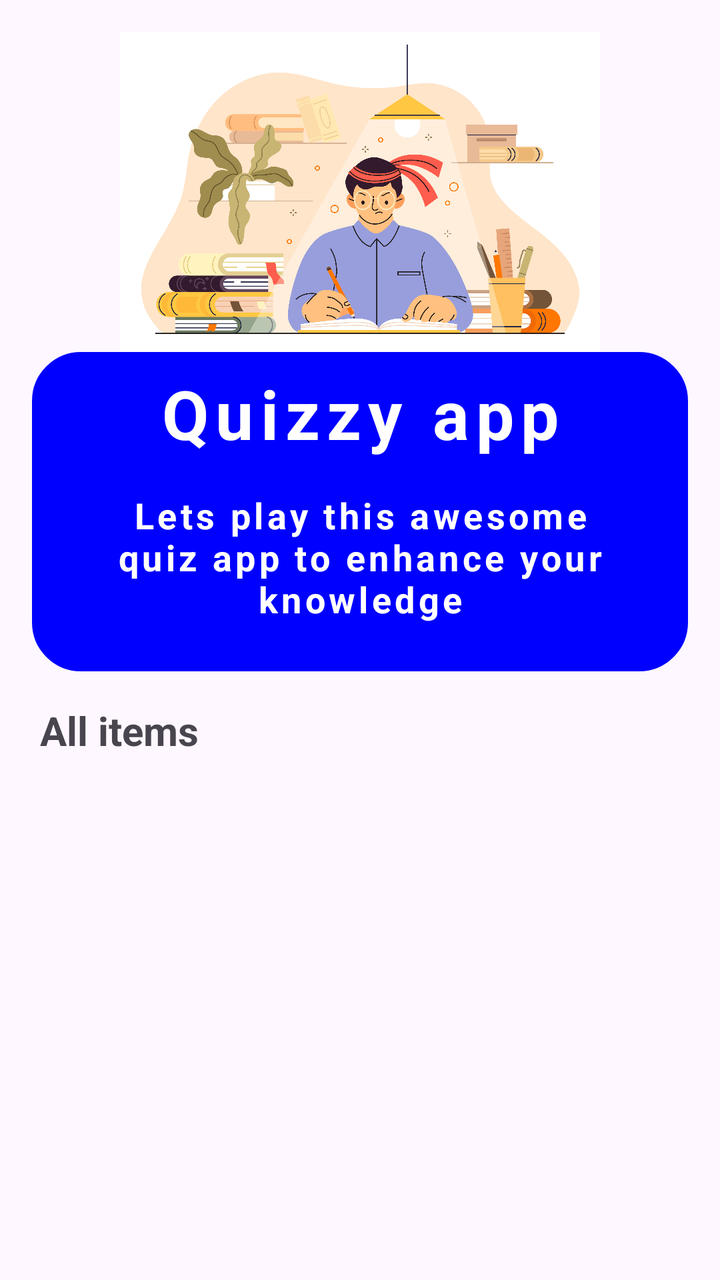
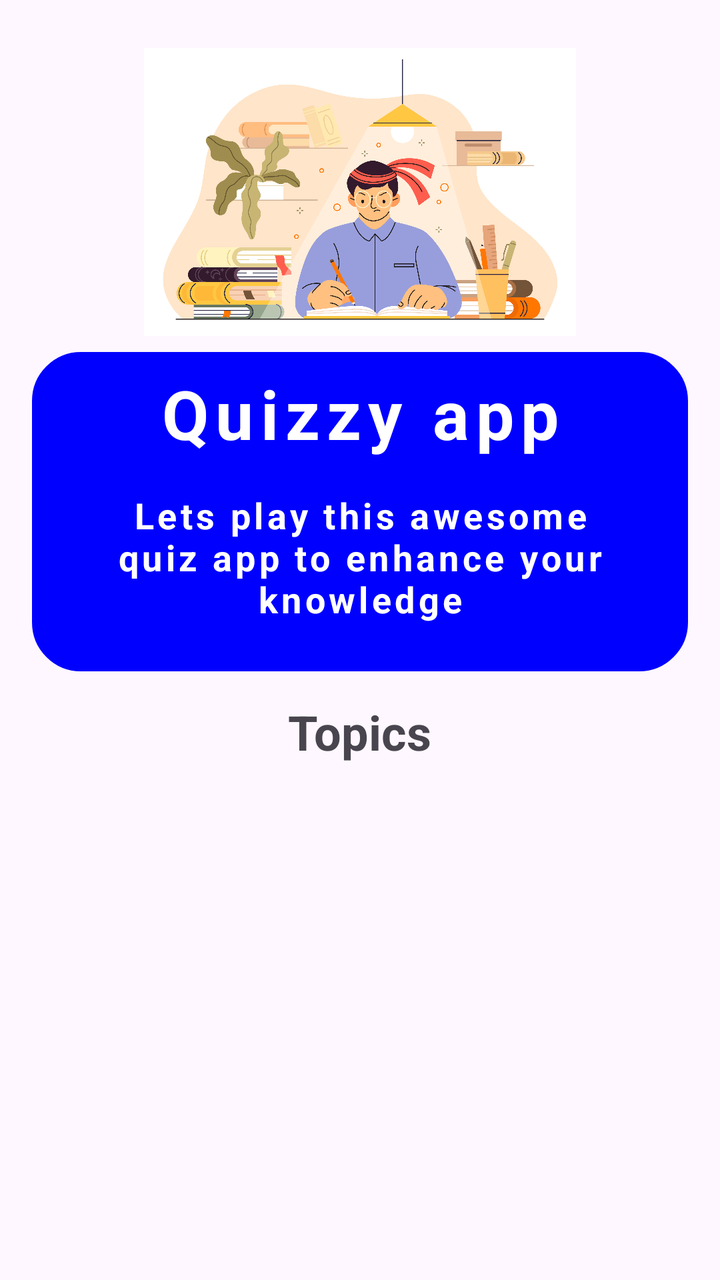

The first picture is an Android layout as it rendered before a commit; the second is the same layout after the commit. The layout source and the unified diff follow.
<!-- AndroidManifest.xml: application theme Theme.QuizMe -->
<!-- res/layout/activity_main.xml -->
<?xml version="1.0" encoding="utf-8"?>
<LinearLayout xmlns:android="http://schemas.android.com/apk/res/android"
    xmlns:app="http://schemas.android.com/apk/res-auto"
    xmlns:tools="http://schemas.android.com/tools"
    android:id="@+id/main"
    android:layout_width="match_parent"
    android:layout_height="match_parent"
    android:padding="16dp"
    android:orientation="vertical"
    tools:context=".MainActivity">

    <ImageView
        android:layout_width="match_parent"
        android:layout_height="160dp"
        android:src="@drawable/person"/>
    <LinearLayout
        android:layout_width="match_parent"
        android:layout_height="wrap_content"
        android:background="@drawable/rounded_corner"
        android:backgroundTint="@color/blue"
        android:padding="8dp"
        android:orientation="vertical">
        <TextView
            android:layout_width="match_parent"
            android:layout_height="wrap_content"
            android:text="Quizzy app"
            android:gravity="center"
            android:textSize="34sp"
            android:letterSpacing="0.1"
            android:textColor="@color/white"
            android:textStyle="bold"/>
        <TextView
            android:layout_width="match_parent"
            android:layout_height="wrap_content"
            android:text="Lets play this awesome quiz app to enhance your knowledge"
            android:gravity="center"
            android:textSize="18sp"
            android:layout_margin="16dp"
            android:letterSpacing="0.1"
            android:textColor="@color/white"
            android:textStyle="bold"/>

    </LinearLayout>
    <TextView
        android:layout_width="wrap_content"
        android:layout_height="wrap_content"
        android:text="All items"
        android:layout_marginTop="16dp"
        android:layout_marginStart="4dp"
        android:textSize="20sp"
        android:textStyle="bold"/>
    <RelativeLayout
        android:layout_width="match_parent"
        android:layout_height="wrap_content">
        <androidx.recyclerview.widget.RecyclerView
            android:layout_width="match_parent"
            android:layout_height="wrap_content"
            android:layout_marginTop="16dp"
            android:id="@+id/recycler_view"/>

    </RelativeLayout>

</LinearLayout>
<!-- resources referenced by this layout -->
<resources>
  <color name="blue">#0000FF</color>
  <color name="white">#FFFFFF</color>
  <!-- drawable person: png bitmap (drawable, 467946 bytes) -->
  <!-- drawable rounded_corner (drawable) -->
  <?xml version="1.0" encoding="utf-8"?>
  <shape xmlns:android="http://schemas.android.com/apk/res/android">
  <stroke android:width="1dp"
      android:color="@color/white"/>
      <corners android:radius="24dp"/>
  </shape>
  <style name="Theme.QuizMe" parent="Base.Theme.QuizMe" />
  <style name="Base.Theme.QuizMe" parent="Theme.Material3.DayNight.NoActionBar">
          
          <item name="colorPrimary">@color/orange</item>
      </style>
  <color name="orange">#FF8F00</color>
</resources>

<!-- the commit's change to res/layout/activity_main.xml (unified diff, before → after) -->
@@ -12,6 +12,7 @@
     <ImageView
         android:layout_width="match_parent"
         android:layout_height="160dp"
+        android:padding="8dp"
         android:src="@drawable/person"/>
     <LinearLayout
         android:layout_width="match_parent"
@@ -44,18 +45,23 @@
     <TextView
         android:layout_width="wrap_content"
         android:layout_height="wrap_content"
-        android:text="All items"
-        android:layout_marginTop="16dp"
-        android:layout_marginStart="4dp"
-        android:textSize="20sp"
+        android:text="Topics"
+        android:layout_marginTop="14dp"
+        android:layout_gravity="center"
+        android:textSize="24sp"
         android:textStyle="bold"/>
     <RelativeLayout
         android:layout_width="match_parent"
         android:layout_height="wrap_content">
+        <ProgressBar
+            android:layout_width="20dp"
+            android:layout_height="20dp"
+            android:layout_centerInParent="true"
+            android:id="@+id/progress_bar"/>
         <androidx.recyclerview.widget.RecyclerView
             android:layout_width="match_parent"
             android:layout_height="wrap_content"
-            android:layout_marginTop="16dp"
+            android:layout_marginTop="14dp"
             android:id="@+id/recycler_view"/>
 
     </RelativeLayout>
